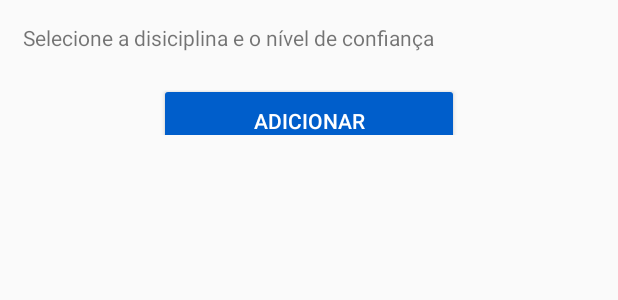
After one commit to minha-turma/professor-app, an Android app: the layout add_confidence_dialog.xml on its own in the app's theme, with its tools: preview values and no code run, on a phone screen of 412 x 824 dp. The commit adds this screen. Shown: the top 300 px of the screen. Run offline under Robolectric (Android 15) with nearby library versions, the phone set to English and light mode, and no system bars.

Commit message:
Add support for add confidence for subjects

```diff
--- a/app/src/main/java/minhaturma/ufrpe/br/minhaturma/lectures/LecturesAdapter.java
+++ b/app/src/main/java/minhaturma/ufrpe/br/minhaturma/lectures/LecturesAdapter.java
@@ -43,7 +43,7 @@ public class LecturesAdapter extends RecyclerView.Adapter<LecturesAdapter.ViewHo
     public LecturesAdapter.ViewHolder onCreateViewHolder(ViewGroup parent, int viewType) {
         View itemView = LayoutInflater.from(parent.getContext()).inflate(R.layout.lecture_item, parent, false);
 
-        itemView.setLayoutParams(new RecyclerView.LayoutParams(RecyclerView.LayoutParams.MATCH_PARENT, RecyclerView.LayoutParams.WRAP_CONTENT));
+//        itemView.setLayoutParams(new RecyclerView.LayoutParams(RecyclerView.LayoutParams.MATCH_PARENT, RecyclerView.LayoutParams.WRAP_CONTENT));
 
         return new ViewHolder(itemView);
     }
@@ -53,7 +53,7 @@ public class LecturesAdapter extends RecyclerView.Adapter<LecturesAdapter.ViewHo
         Lecture lecture = mList.get(position);
 
         holder.subject.setText(lecture.getSubject().getName());
-        holder.professor.setText(lecture.getOwner().getName());
+        holder.professor.setText("Professor: " + lecture.getOwner().getName());
 
         if (isOpen) {
             holder.status.setText("Stauts: Em andamento");
--- /dev/null
+++ b/app/src/main/res/layout/add_confidence_dialog.xml
@@ -0,0 +1,79 @@
+<?xml version="1.0" encoding="utf-8"?>
+<LinearLayout xmlns:android="http://schemas.android.com/apk/res/android"
+    android:id="@+id/container"
+    android:layout_width="match_parent"
+    android:layout_height="100dp"
+    android:orientation="vertical">
+
+    <TextView
+        android:layout_width="wrap_content"
+        android:layout_height="wrap_content"
+        android:layout_margin="15dp"
+        android:text="Selecione a disiciplina e o nível de confiança"/>
+
+    <LinearLayout
+        android:layout_width="match_parent"
+        android:layout_height="match_parent"
+        android:layout_gravity="center"
+        android:gravity="center"
+        android:orientation="vertical"
+        android:padding="10dp">
+
+        <Spinner
+            android:id="@+id/subject_spinner"
+            android:layout_width="match_parent"
+            android:layout_height="0dp"
+            android:layout_weight="1"
+            android:background="@android:drawable/btn_dropdown"
+            android:spinnerMode="dropdown"/>
+
+        <LinearLayout
+            android:layout_width="match_parent"
+            android:layout_height="0dp"
+            android:layout_marginLeft="15dp"
+            android:layout_marginRight="15dp"
+            android:layout_weight="3"
+            android:gravity="top"
+            android:layout_marginTop="10dp"
+            android:layout_marginBottom="10dp"
+            android:orientation="horizontal">
+
+            <ImageView
+                android:id="@+id/smart"
+                android:layout_width="0dp"
+                android:layout_height="wrap_content"
+                android:padding="15dp"
+                android:layout_weight="1"
+                android:src="@drawable/smart" />
+
+            <ImageView
+                android:id="@+id/confused"
+                android:layout_width="0dp"
+                android:layout_height="wrap_content"
+                android:padding="15dp"
+                android:layout_weight="1"
+                android:src="@drawable/confused" />
+
+            <ImageView
+                android:id="@+id/unsecure"
+                android:layout_width="0dp"
+                android:layout_height="wrap_content"
+                android:padding="15dp"
+                android:layout_weight="1"
+                android:src="@drawable/suspicious" />
+
+        </LinearLayout>
+
+        <Button
+            android:id="@+id/add_confidence"
+            android:layout_width="200dp"
+            android:layout_height="50dp"
+            android:layout_gravity="center_horizontal"
+            android:layout_marginBottom="10dp"
+            android:backgroundTint="@color/colorPrimaryDark"
+            android:text="Adicionar"
+            android:textColor="@android:color/background_light" />
+
+    </LinearLayout>
+
+</LinearLayout>
--- a/app/src/main/res/menu/activity_main_drawer.xml
+++ b/app/src/main/res/menu/activity_main_drawer.xml
@@ -15,9 +15,9 @@
             android:icon="@drawable/baseline_view_list_black_24dp"
             android:title="Quiz" />
         <item
-            android:id="@+id/assignments"
-            android:icon="@drawable/baseline_book_black_24dp"
-            android:title="Minhas pesquisas" />
+            android:id="@+id/confidence"
+            android:icon="@drawable/round_thumb_up_black_24dp"
+            android:title="Auto confiança" />
         <item
           android:id="@+id/messages"
           android:icon="@drawable/baseline_mail_black_24dp"
--- a/app/src/main/res/values/dimens.xml
+++ b/app/src/main/res/values/dimens.xml
@@ -5,4 +5,9 @@
     <dimen name="nav_header_vertical_spacing">16dp</dimen>
     <dimen name="nav_header_height">160dp</dimen>
   <dimen name="fab_margin">16dp</dimen>
+
+
+    <dimen name="dialog_width">300dp</dimen>
+    <dimen name="dialog_height">400dp</dimen>
+
 </resources>
```
Also changed, not shown: app/src/main/java/minhaturma/ufrpe/br/minhaturma/MainActivity.java (+5 -2 lines), app/src/main/java/minhaturma/ufrpe/br/minhaturma/confidence/AddConfidenceDialog.java (added, +172 -0 lines), app/src/main/java/minhaturma/ufrpe/br/minhaturma/confidence/Confidence.java (added, +41 -0 lines), app/src/main/java/minhaturma/ufrpe/br/minhaturma/confidence/ConfidencesAdapter.java (added, +67 -0 lines), app/src/main/java/minhaturma/ufrpe/br/minhaturma/confidence/ConfidencesFragment.java (added, +109 -0 lines), app/src/main/java/minhaturma/ufrpe/br/minhaturma/network/api/ConfidenceApi.java (added, +23 -0 lines), app/src/main/java/minhaturma/ufrpe/br/minhaturma/network/api/SubjectApi.java (added, +18 -0 lines), app/src/main/java/minhaturma/ufrpe/br/minhaturma/network/services/ConfidenceService.java (added, +37 -0 lines), app/src/main/java/minhaturma/ufrpe/br/minhaturma/network/services/SubjectService.java (added, +31 -0 lines), app/src/main/java/minhaturma/ufrpe/br/minhaturma/subjects/Subject.java (+10 -2 lines), app/src/main/res/layout/confidence_item.xml (added, +42 -0 lines), app/src/main/res/layout/fragment_confidences.xml (added, +41 -0 lines), app/src/main/res/drawable/round_thumb_up_black_24dp.png (added), app/src/main/res/drawable/smart.png (added), 1 more files.
